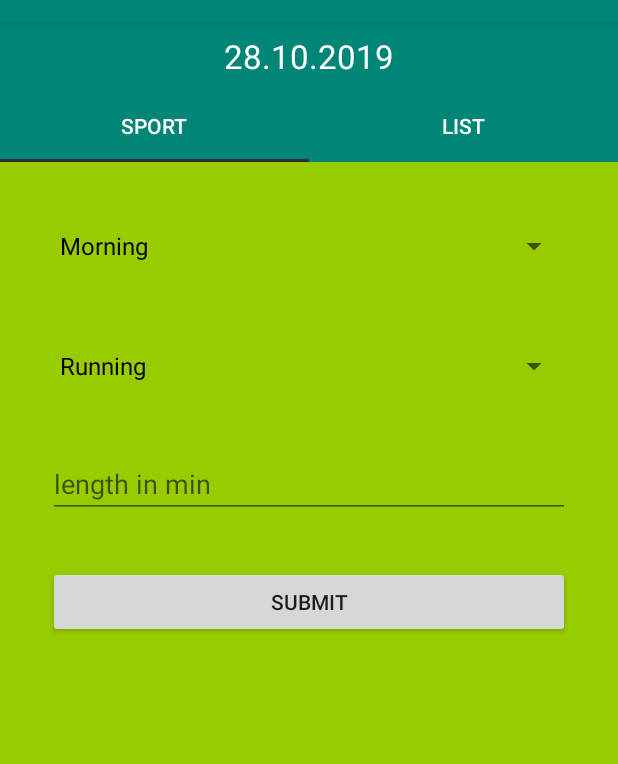
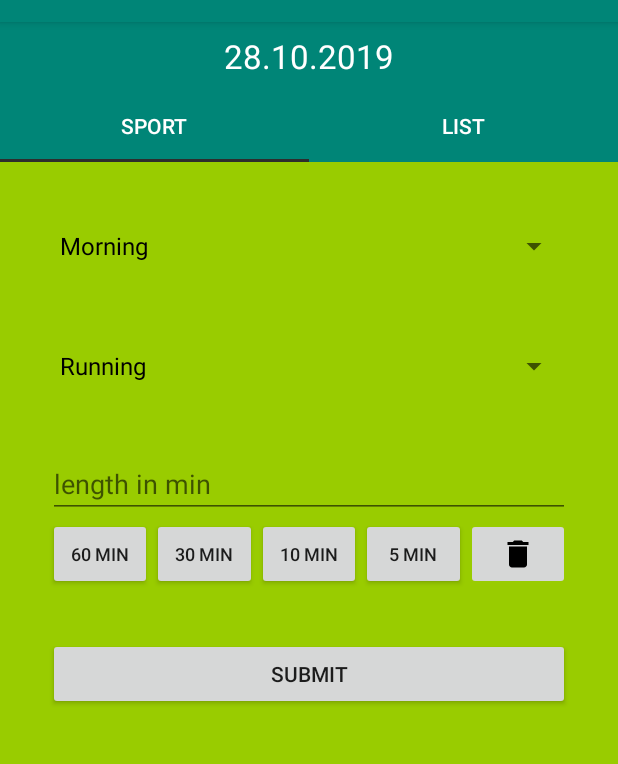
Before and after one commit to wmorian/track.it, an Android app: the screen it shows after launch (MainActivity), on a phone screen of 412 x 824 dp, the part 62-826 px from its top. Run offline under Robolectric (Android 15) with nearby library versions, the phone set to English and light mode, and no system bars; our stand-ins replace Room's generated code.

Commit message:
add button to add length (in min) automatically

```diff
--- a/app/src/main/java/morian/apps/trackit/Sport/SportFragment.java
+++ b/app/src/main/java/morian/apps/trackit/Sport/SportFragment.java
@@ -9,6 +9,7 @@ import android.view.ViewGroup;
 import android.widget.ArrayAdapter;
 import android.widget.Button;
 import android.widget.EditText;
+import android.widget.ImageButton;
 import android.widget.Spinner;
 import android.widget.TextView;
 import android.widget.Toast;
@@ -46,8 +47,71 @@ public class SportFragment extends Fragment {
     public View onCreateView(@NonNull LayoutInflater inflater, @Nullable ViewGroup container, @Nullable Bundle savedInstanceState) {
         View view = inflater.inflate(R.layout.fragment_sport, container, false);
 
+        initDate();
+        initDateViewModel();
+        initSubmitButton(view);
+        initLengthHelper(view);
 
-        currentDate = initDate();
+        return view;
+    }
+
+    private void initLengthHelper(View view) {
+
+        Button min60 = view.findViewById(R.id.min_60);
+        Button min30 = view.findViewById(R.id.min_30);
+        Button min10 = view.findViewById(R.id.min_10);
+        Button min5 = view.findViewById(R.id.min_5);
+        ImageButton clear = view.findViewById(R.id.min_clear);
+        final TextView textViewLength = view.findViewById(R.id.length);
+
+        min60.setOnClickListener(new View.OnClickListener() {
+
+            @Override
+            public void onClick(View v) {
+                addLength(textViewLength, 60);
+            }
+        });
+
+        min30.setOnClickListener(new View.OnClickListener() {
+
+            @Override
+            public void onClick(View v) {
+                addLength(textViewLength, 30);
+            }
+        });
+
+        min10.setOnClickListener(new View.OnClickListener() {
+
+            @Override
+            public void onClick(View v) {
+                addLength(textViewLength, 10);
+            }
+        });
+
+        min5.setOnClickListener(new View.OnClickListener() {
+
+            @Override
+            public void onClick(View v) {
+                addLength(textViewLength, 5);
+            }
+        });
+
+        clear.setOnClickListener(new View.OnClickListener() {
+
+            @Override
+            public void onClick(View v) {
+                textViewLength.setText("");
+            }
+        });
+    }
+
+    @Override
+    public void onViewCreated(@NonNull View view, @Nullable Bundle savedInstanceState) {
+        initTimeOfDaySpinner(view);
+        initKindOfSportsSpinner(view);
+    }
+
+    private void initDateViewModel() {
         dateViewModel = ViewModelProviders.of(getActivity()).get(DateViewModel.class);
         dateViewModel.getDate().observe(this, new Observer<String>() {
 
@@ -56,7 +120,9 @@ public class SportFragment extends Fragment {
                 currentDate = s;
             }
         });
+    }
 
+    private void initSubmitButton(View view) {
         sportViewModel = ViewModelProviders.of(this).get(SportViewModel.class);
 
         Button submit = view.findViewById(R.id.submit_sport);
@@ -76,14 +142,6 @@ public class SportFragment extends Fragment {
                 Toast.makeText(getActivity(), "Done!", Toast.LENGTH_SHORT).show();
             }
         });
-
-        return view;
-    }
-
-    @Override
-    public void onViewCreated(@NonNull View view, @Nullable Bundle savedInstanceState) {
-        initTimeOfDaySpinner(view);
-        initKindOfSportsSpinner(view);
     }
 
     private void initTimeOfDaySpinner(@NonNull View view) {
@@ -104,9 +162,20 @@ public class SportFragment extends Fragment {
 
     }
 
-    private String initDate() {
+    private void initDate() {
         SimpleDateFormat formatter = new SimpleDateFormat("dd.MM.yyyy");
         Date date = new Date();
-        return formatter.format(date);
+        currentDate = formatter.format(date);
+    }
+
+    private void addLength(TextView textView, int min) {
+        String currentText = textView.getText().toString();
+
+        if (currentText.isEmpty()) {
+            textView.setText(String.valueOf(min));
+        }
+        else {
+            textView.setText(String.valueOf(Integer.parseInt(currentText) + min));
+        }
     }
 }
--- /dev/null
+++ b/app/src/main/res/drawable/ic_delete_black_24dp.xml
@@ -0,0 +1,9 @@
+<vector xmlns:android="http://schemas.android.com/apk/res/android"
+        android:width="24dp"
+        android:height="24dp"
+        android:viewportWidth="24.0"
+        android:viewportHeight="24.0">
+    <path
+        android:fillColor="#FF000000"
+        android:pathData="M6,19c0,1.1 0.9,2 2,2h8c1.1,0 2,-0.9 2,-2V7H6v12zM19,4h-3.5l-1,-1h-5l-1,1H5v2h14V4z"/>
+</vector>
--- a/app/src/main/res/layout/fragment_sport.xml
+++ b/app/src/main/res/layout/fragment_sport.xml
@@ -5,32 +5,6 @@
     android:layout_width="match_parent"
     android:layout_height="match_parent"
     android:background="@android:color/holo_green_light">
-
-<!--    <TextView-->
-<!--        android:id="@+id/current_date"-->
-<!--        android:layout_width="0dp"-->
-<!--        android:layout_height="wrap_content"-->
-<!--        android:layout_marginStart="32dp"-->
-<!--        android:layout_marginLeft="32dp"-->
-<!--        android:layout_marginTop="32dp"-->
-<!--        android:layout_marginEnd="16dp"-->
-<!--        android:layout_marginRight="16dp"-->
-<!--        android:hint="Date"-->
-<!--        app:layout_constraintEnd_toStartOf="@+id/date_picker"-->
-<!--        app:layout_constraintStart_toStartOf="parent"-->
-<!--        app:layout_constraintTop_toTopOf="parent" />-->
-
-
-<!--    <Button-->
-<!--        android:id="@+id/date_picker"-->
-<!--        android:layout_width="wrap_content"-->
-<!--        android:layout_height="wrap_content"-->
-<!--        android:layout_marginTop="16dp"-->
-<!--        android:layout_marginEnd="32dp"-->
-<!--        android:layout_marginRight="32dp"-->
-<!--        android:text="date"-->
-<!--        app:layout_constraintEnd_toEndOf="parent"-->
-<!--        app:layout_constraintTop_toTopOf="parent" />-->
 
     <Spinner
         android:id="@+id/time_of_day"
@@ -72,6 +46,74 @@
         app:layout_constraintStart_toStartOf="parent"
         app:layout_constraintTop_toBottomOf="@+id/kinds_of_sports" />
 
+    <androidx.constraintlayout.widget.ConstraintLayout
+        android:id="@+id/length_helper_buttons"
+        android:layout_width="match_parent"
+        android:layout_height="wrap_content"
+        android:layout_marginStart="32dp"
+        android:layout_marginLeft="32dp"
+        android:layout_marginEnd="32dp"
+        android:layout_marginRight="32dp"
+        app:layout_constraintTop_toBottomOf="@id/length">
+
+        <Button
+            android:id="@+id/min_60"
+            android:layout_width="0dp"
+            android:layout_height="wrap_content"
+            android:text="60 min"
+            android:textSize="12dp"
+            app:layout_constraintBottom_toBottomOf="parent"
+            app:layout_constraintEnd_toStartOf="@id/min_30"
+            app:layout_constraintStart_toStartOf="parent"
+            app:layout_constraintTop_toTopOf="parent" />
+
+        <Button
+            android:id="@+id/min_30"
+            android:layout_width="0dp"
+            android:layout_height="wrap_content"
+            android:text="30 min"
+            android:textSize="12dp"
+            app:layout_constraintBottom_toBottomOf="parent"
+            app:layout_constraintEnd_toStartOf="@+id/min_10"
+            app:layout_constraintStart_toEndOf="@+id/min_60"
+            app:layout_constraintTop_toTopOf="parent" />
+
+        <Button
+            android:id="@+id/min_10"
+            android:layout_width="0dp"
+            android:layout_height="wrap_content"
+            android:text="10 min"
+            android:textSize="12dp"
+            app:layout_constraintBottom_toBottomOf="parent"
+            app:layout_constraintEnd_toStartOf="@+id/min_5"
+            app:layout_constraintStart_toEndOf="@+id/min_30"
+            app:layout_constraintTop_toTopOf="parent" />
+
+        <Button
+            android:id="@+id/min_5"
+            android:layout_width="0dp"
+            android:layout_height="wrap_content"
+            android:text="5 min"
+            android:textSize="12dp"
+            app:layout_constraintBottom_toBottomOf="parent"
+            app:layout_constraintEnd_toStartOf="@id/min_clear"
+            app:layout_constraintStart_toEndOf="@id/min_10"
+            app:layout_constraintTop_toTopOf="parent" />
+
+        <ImageButton
+            android:id="@+id/min_clear"
+            android:layout_width="0dp"
+            android:layout_height="0dp"
+            android:src="@drawable/ic_delete_black_24dp"
+            android:text="delete"
+            android:textSize="14dp"
+            app:layout_constraintBottom_toBottomOf="parent"
+            app:layout_constraintEnd_toEndOf="parent"
+            app:layout_constraintStart_toEndOf="@id/min_5"
+            app:layout_constraintTop_toTopOf="parent" />
+
+    </androidx.constraintlayout.widget.ConstraintLayout>
+
     <Button
         android:id="@+id/submit_sport"
         android:layout_width="match_parent"
@@ -81,11 +123,11 @@
         android:layout_marginTop="32dp"
         android:layout_marginEnd="32dp"
         android:layout_marginRight="32dp"
+        android:onClick="addNewSport"
         android:text="Submit"
-        android:onClick="addNewSport"
         app:layout_constraintEnd_toEndOf="parent"
         app:layout_constraintHorizontal_bias="0.0"
         app:layout_constraintStart_toStartOf="parent"
-        app:layout_constraintTop_toBottomOf="@+id/length" />
+        app:layout_constraintTop_toBottomOf="@+id/length_helper_buttons" />
 
 </androidx.constraintlayout.widget.ConstraintLayout>
```
